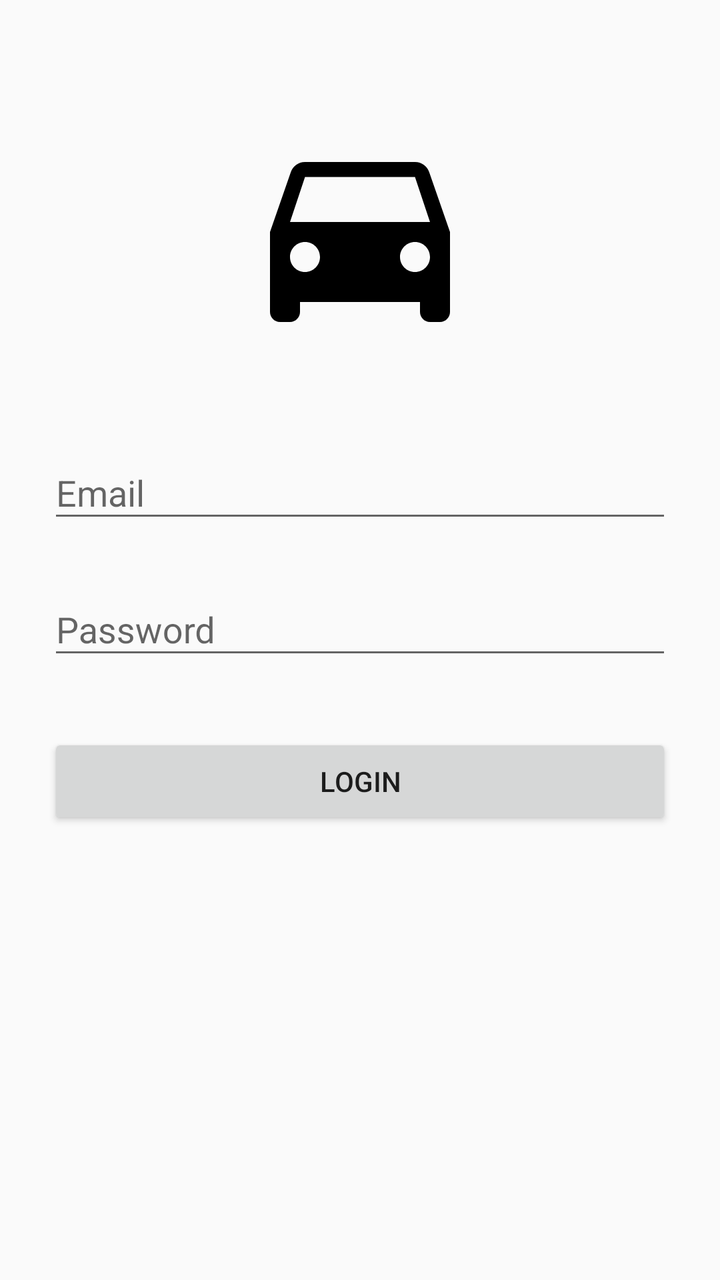
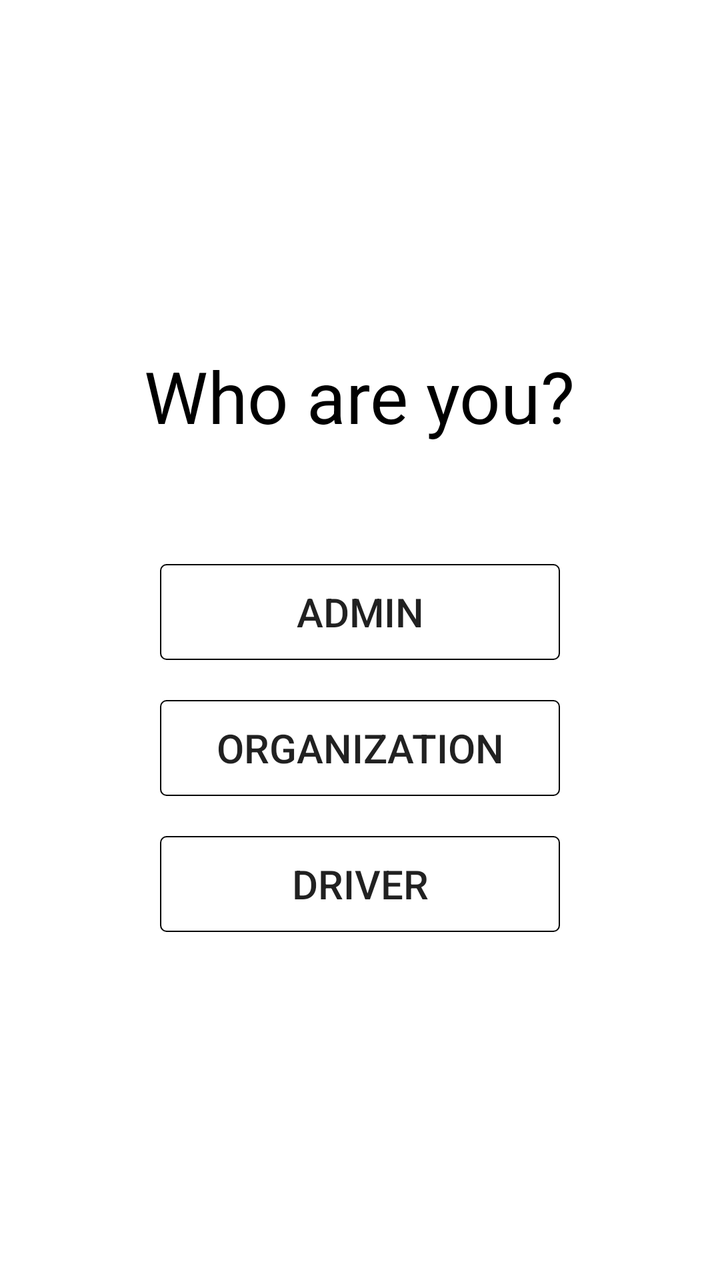

The first picture is an Android layout as it rendered before a commit; the second is the same layout after the commit. The layout source and the unified diff follow.
<!-- AndroidManifest.xml: application theme AppTheme -->
<!-- res/layout/activity_login.xml -->
<?xml version="1.0" encoding="utf-8"?>
<ScrollView xmlns:android="http://schemas.android.com/apk/res/android"
    android:layout_width="fill_parent"
    android:layout_height="fill_parent"
    android:fitsSystemWindows="true">

    <LinearLayout
        android:orientation="vertical"
        android:layout_width="match_parent"
        android:layout_height="wrap_content"
        android:paddingTop="56dp"
        android:paddingLeft="24dp"
        android:paddingRight="24dp">

        <ImageView
            android:src="@drawable/ic_logo"
            android:layout_width="300dp"
            android:layout_height="120dp"
            android:layout_marginBottom="30dp"
            android:layout_gravity="center_horizontal" />

        
        <android.support.design.widget.TextInputLayout
            android:layout_width="match_parent"
            android:layout_height="wrap_content"
            android:layout_marginTop="8dp"
            android:layout_marginBottom="8dp">
            <EditText android:id="@+id/input_email"
                android:layout_width="match_parent"
                android:layout_height="wrap_content"
                android:inputType="textEmailAddress"
                android:hint="Email" />
        </android.support.design.widget.TextInputLayout>

        
        <android.support.design.widget.TextInputLayout
            android:layout_width="match_parent"
            android:layout_height="wrap_content"
            android:layout_marginTop="8dp"
            android:layout_marginBottom="8dp">
            <EditText android:id="@+id/input_password"
                android:layout_width="match_parent"
                android:layout_height="wrap_content"
                android:inputType="textPassword"
                android:hint="Password"/>
        </android.support.design.widget.TextInputLayout>

        <android.support.v7.widget.AppCompatButton
            android:id="@+id/btn_login"
            android:layout_width="fill_parent"
            android:layout_height="wrap_content"
            android:layout_marginTop="24dp"
            android:layout_marginBottom="0dp"
            android:padding="12dp"
            android:text="Login"/>

    </LinearLayout>
</ScrollView>
<!-- resources referenced by this layout -->
<resources>
  <!-- drawable ic_logo (drawable) -->
  <vector xmlns:android="http://schemas.android.com/apk/res/android"
      android:width="24dp"
      android:height="24dp"
      android:viewportHeight="24.0"
      android:viewportWidth="24.0">
      <path
          android:fillColor="#FF000000"
          android:pathData="M18.92,6.01C18.72,5.42 18.16,5 17.5,5h-11c-0.66,0 -1.21,0.42 -1.42,1.01L3,12v8c0,0.55 0.45,1 1,1h1c0.55,0 1,-0.45 1,-1v-1h12v1c0,0.55 0.45,1 1,1h1c0.55,0 1,-0.45 1,-1v-8l-2.08,-5.99zM6.5,16c-0.83,0 -1.5,-0.67 -1.5,-1.5S5.67,13 6.5,13s1.5,0.67 1.5,1.5S7.33,16 6.5,16zM17.5,16c-0.83,0 -1.5,-0.67 -1.5,-1.5s0.67,-1.5 1.5,-1.5 1.5,0.67 1.5,1.5 -0.67,1.5 -1.5,1.5zM5,11l1.5,-4.5h11L19,11L5,11z" />
  </vector>
  <style name="AppTheme" parent="Theme.AppCompat.Light.DarkActionBar">
          <item name="colorPrimary">@color/colorPrimary</item>
          <item name="colorPrimaryDark">@color/colorPrimaryDark</item>
          <item name="colorAccent">@color/colorAccent</item>
      </style>
  <color name="colorPrimary">#000000</color>
  <color name="colorPrimaryDark">#000000</color>
  <color name="colorAccent">#ffffff</color>
</resources>

<!-- the commit's change to res/layout/activity_login.xml (unified diff, before → after) -->
@@ -2,57 +2,54 @@
 <ScrollView xmlns:android="http://schemas.android.com/apk/res/android"
     android:layout_width="fill_parent"
     android:layout_height="fill_parent"
-    android:fitsSystemWindows="true">
+    android:background="@color/white"
+    android:fitsSystemWindows="true"
+    android:padding="24dp">
 
     <LinearLayout
-        android:orientation="vertical"
         android:layout_width="match_parent"
         android:layout_height="wrap_content"
-        android:paddingTop="56dp"
-        android:paddingLeft="24dp"
-        android:paddingRight="24dp">
+        android:layout_gravity="center"
+        android:orientation="vertical">
 
-        <ImageView
-            android:src="@drawable/ic_logo"
-            android:layout_width="300dp"
-            android:layout_height="120dp"
-            android:layout_marginBottom="30dp"
-            android:layout_gravity="center_horizontal" />
+        <TextView
+            android:layout_width="wrap_content"
+            android:layout_height="wrap_content"
+            android:layout_gravity="center_horizontal"
+            android:text="Who are you?"
+            android:textColor="@color/black"
+            android:textSize="36sp" />
 
-        
-        <android.support.design.widget.TextInputLayout
-            android:layout_width="match_parent"
+        <Button
+            android:id="@+id/button_admin"
+            android:layout_width="200dp"
             android:layout_height="wrap_content"
-            android:layout_marginTop="8dp"
-            android:layout_marginBottom="8dp">
-            <EditText android:id="@+id/input_email"
-                android:layout_width="match_parent"
-                android:layout_height="wrap_content"
-                android:inputType="textEmailAddress"
-                android:hint="Email" />
-        </android.support.design.widget.TextInputLayout>
+            android:layout_gravity="center_horizontal"
+            android:layout_marginTop="60dp"
+            android:background="@drawable/button_background"
+            android:text="Admin"
+            android:textSize="20sp" />
 
-        
-        <android.support.design.widget.TextInputLayout
-            android:layout_width="match_parent"
+        <Button
+            android:id="@+id/button_organization"
+            android:layout_width="200dp"
             android:layout_height="wrap_content"
-            android:layout_marginTop="8dp"
-            android:layout_marginBottom="8dp">
-            <EditText android:id="@+id/input_password"
-                android:layout_width="match_parent"
-                android:layout_height="wrap_content"
-                android:inputType="textPassword"
-                android:hint="Password"/>
-        </android.support.design.widget.TextInputLayout>
+            android:layout_gravity="center_horizontal"
+            android:layout_marginTop="20dp"
+            android:background="@drawable/button_background"
+            android:text="Organization"
+            android:textSize="20sp" />
 
-        <android.support.v7.widget.AppCompatButton
-            android:id="@+id/btn_login"
-            android:layout_width="fill_parent"
+        <Button
+            android:id="@+id/button_driver"
+            android:layout_width="200dp"
             android:layout_height="wrap_content"
-            android:layout_marginTop="24dp"
-            android:layout_marginBottom="0dp"
-            android:padding="12dp"
-            android:text="Login"/>
+            android:layout_gravity="center_horizontal"
+            android:layout_marginTop="20dp"
+            android:background="@drawable/button_background"
+            android:text="Driver"
+            android:textSize="20sp" />
 
     </LinearLayout>
+
 </ScrollView>
<!-- resource entries referenced after the edit -->
@@ -1,15 +1,16 @@
 <!-- resources referenced by this layout -->
 <resources>
-  <!-- drawable ic_logo (drawable) -->
-  <vector xmlns:android="http://schemas.android.com/apk/res/android"
-      android:width="24dp"
-      android:height="24dp"
-      android:viewportHeight="24.0"
-      android:viewportWidth="24.0">
-      <path
-          android:fillColor="#FF000000"
-          android:pathData="M18.92,6.01C18.72,5.42 18.16,5 17.5,5h-11c-0.66,0 -1.21,0.42 -1.42,1.01L3,12v8c0,0.55 0.45,1 1,1h1c0.55,0 1,-0.45 1,-1v-1h12v1c0,0.55 0.45,1 1,1h1c0.55,0 1,-0.45 1,-1v-8l-2.08,-5.99zM6.5,16c-0.83,0 -1.5,-0.67 -1.5,-1.5S5.67,13 6.5,13s1.5,0.67 1.5,1.5S7.33,16 6.5,16zM17.5,16c-0.83,0 -1.5,-0.67 -1.5,-1.5s0.67,-1.5 1.5,-1.5 1.5,0.67 1.5,1.5 -0.67,1.5 -1.5,1.5zM5,11l1.5,-4.5h11L19,11L5,11z" />
-  </vector>
+  <color name="black">#000000</color>
+  <color name="white">#FFFFFF</color>
+  <!-- drawable button_background (drawable) -->
+  <?xml version="1.0" encoding="utf-8"?>
+  <shape xmlns:android="http://schemas.android.com/apk/res/android"
+      android:shape="rectangle">
+      <corners android:radius="3dp" />
+      <stroke
+          android:width="2px"
+          android:color="#000000" />
+  </shape>
   <style name="AppTheme" parent="Theme.AppCompat.Light.DarkActionBar">
           <item name="colorPrimary">@color/colorPrimary</item>
           <item name="colorPrimaryDark">@color/colorPrimaryDark</item>
